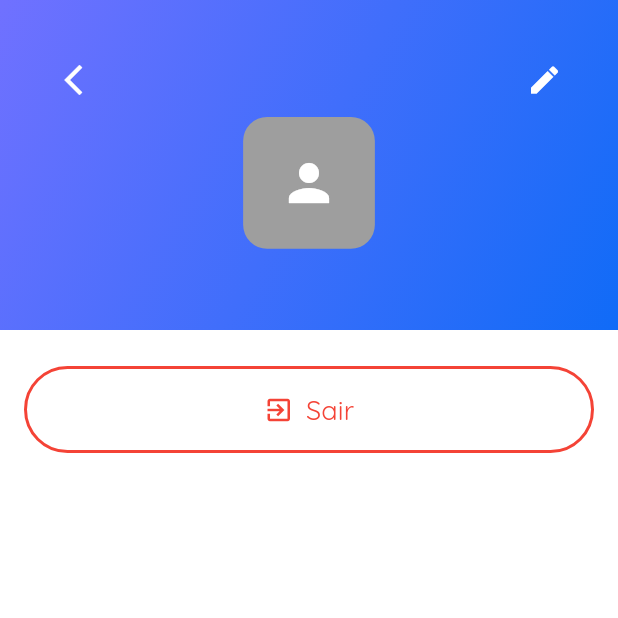
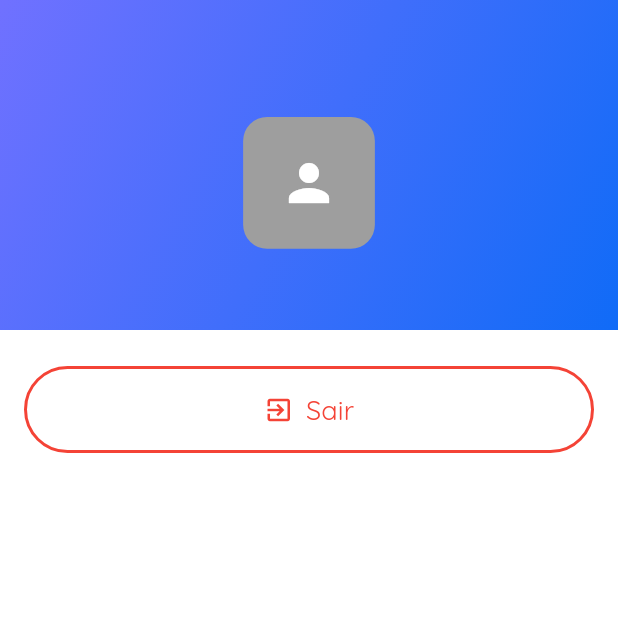
Before and after one commit to Vitorrodrys/Rarvi-FrontEnd, a Flutter app: the screen it shows after launch, after a tap on "Entrar", on a phone screen of 412 x 824 dp, the top half of it. Run offline on Flutter 3.47's test engine with Material 3 defaults, Android fonts, the phone set to English and light mode, and no system bars; our stand-ins replace dio, envied, firebase_core, firebase_messaging, flutter_colorpicker, flutter_svg and 1 more; accounts and stored records are empty; generated files the repository leaves out were written again; network calls fail.

Commit message:
minor fixes

```diff
--- a/lib/services/api/rarvi_api.dart
+++ b/lib/services/api/rarvi_api.dart
@@ -145,8 +145,9 @@ class RarviAPI {
   _dio = Dio(
     BaseOptions(
       baseUrl: Settings.apiUrl,
-      connectTimeout: const Duration(seconds: 15),
-      receiveTimeout: const Duration(seconds: 15),
+      connectTimeout: const Duration(seconds: 5),
+      receiveTimeout: const Duration(seconds: 5),
+      sendTimeout: const Duration(seconds: 5),
       validateStatus: (status) => status != null && status >= 200 && status < 300
     )
   ){
--- a/lib/view/card/editar_card.dart
+++ b/lib/view/card/editar_card.dart
@@ -51,7 +51,7 @@ class _EditarCardScreenState extends State<EditarCardScreen> {
           answer: _respostaController.text.trim(),
         ),
       );
-      if (mounted) Navigator.pop(context, true);
+      Navigator.pop(context, true);
     } catch (e) {
       ScaffoldMessenger.of(context).showSnackBar(
         const SnackBar(
@@ -65,7 +65,7 @@ class _EditarCardScreenState extends State<EditarCardScreen> {
   Future<void> _deletarCard() async {
     try {
       await rarviApi.card.deleteCard(widget.cardId);
-      if (mounted) Navigator.pop(context, true);
+      Navigator.pop(context, true);
     } catch (e) {
       ScaffoldMessenger.of(context).showSnackBar(
         const SnackBar(
--- a/lib/view/perfil/perfil.dart
+++ b/lib/view/perfil/perfil.dart
@@ -56,25 +56,6 @@ class _PerfilScreenState extends State<PerfilScreen> {
                     ),
                   ),
                   height: 251,
-                ),
-                Positioned(
-                  top: 29,
-                  left: 25,
-                  child: IconButton(
-                    icon: const Icon(
-                      Icons.arrow_back_ios_new,
-                      color: Colors.white,
-                    ),
-                    onPressed: () {},
-                  ),
-                ),
-                Positioned(
-                  top: 29,
-                  right: 25,
-                  child: IconButton(
-                    icon: const Icon(Icons.edit, color: Colors.white),
-                    onPressed: () {},
-                  ),
                 ),
                 Positioned(
                   top: 78,
```
Also changed, not shown: lib/view/discipline/discipline_list.dart (+9 -9 lines).
